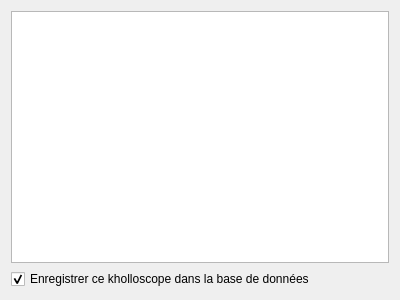
This is managers/KholloscopeWizardPages/generatepage.ui in ThFeneuil/KholloAutoQt as Qt 5 draws it before an edit. The edited form follows.
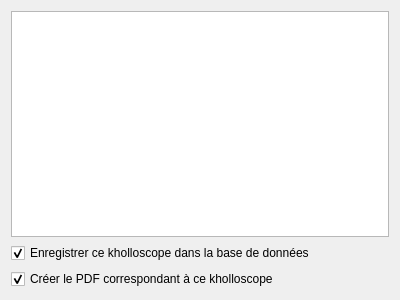
This is the edited form.

Commit message: Impression en PDF - 1ere version

```diff
--- a/managers/KholloscopeWizardPages/generatepage.ui
+++ b/managers/KholloscopeWizardPages/generatepage.ui
@@ -27,6 +27,16 @@
      </property>
     </widget>
    </item>
+   <item>
+    <widget class="QCheckBox" name="printCheckBox">
+     <property name="text">
+      <string>Créer le PDF correspondant à ce kholloscope</string>
+     </property>
+     <property name="checked">
+      <bool>true</bool>
+     </property>
+    </widget>
+   </item>
   </layout>
  </widget>
  <resources/>
```
The commit also changes 2 other files.
